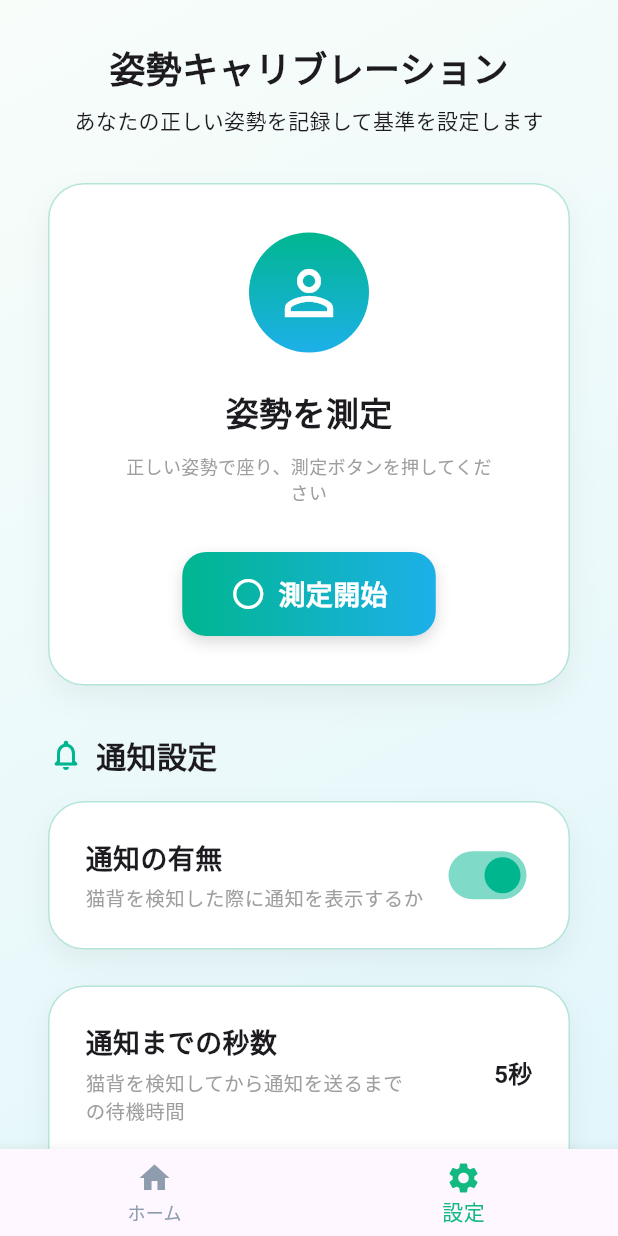
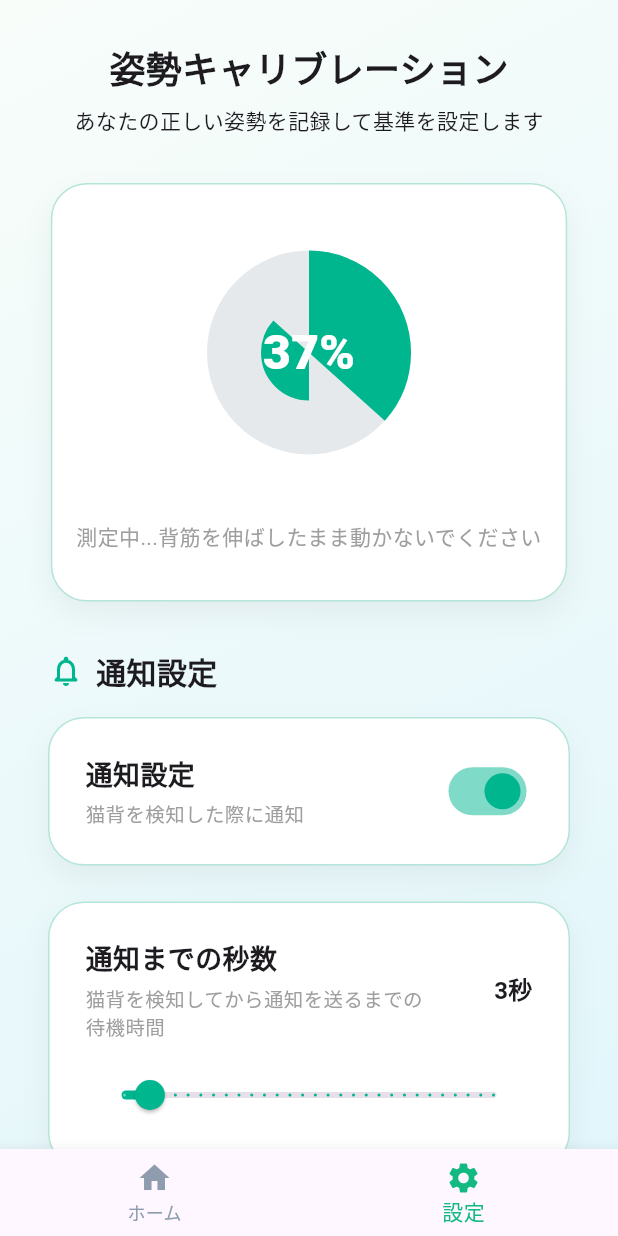
Before and after one commit to HackU-team6/frontend, a Flutter app: the screen it shows after launch, item 2 of the bottom bar chosen, after a tap on "測定開始", on a phone screen of 412 x 824 dp. Run offline on Flutter 3.47's test engine with Material 3 defaults, Android fonts, the phone set to English and light mode, and no system bars; our stand-ins replace flutter_local_notifications, shared_preferences; missing offline and left inert: flutter_airpods.

Commit message:
測定中の画面を実装

```diff
--- a/lib/screen/setting_screen.dart
+++ b/lib/screen/setting_screen.dart
@@ -14,10 +14,39 @@ class SettingScreen extends StatefulWidget {
   State<SettingScreen> createState() => _SettingScreenState();
 }
 
-class _SettingScreenState extends State<SettingScreen> {
-  bool _notificationEnabled = true;
-  double _delaySeconds = 5;
-  double _intervalSeconds = 180;
+class _SettingScreenState extends State<SettingScreen>
+    with SingleTickerProviderStateMixin {
+  bool _enableNotification = true;
+  double _notificationDelay = 3;
+  double _notificationInterval = 60;
+
+  // --- measurement animation (★追加)
+  late final AnimationController _measureController;
+  bool _isMeasuring = false;
+
+  @override
+  void initState() {
+    super.initState();
+    _measureController = AnimationController(
+      vsync: this,
+      duration: const Duration(seconds: 3),
+    )..addStatusListener((status) {
+      if (status == AnimationStatus.completed) {
+        setState(() => _isMeasuring = false);
+      }
+    });
+  }
+
+  @override
+  void dispose() {
+    _measureController.dispose();
+    super.dispose();
+  }
+
+  void _startMeasurement() {
+    setState(() => _isMeasuring = true);
+    _measureController.forward(from: 0);
+  }
 
   @override
   Widget build(BuildContext context) {
@@ -44,21 +73,29 @@ class _SettingScreenState extends State<SettingScreen> {
                 const SizedBox(height: 8),
                 const Text('あなたの正しい姿勢を記録して基準を設定します'),
                 const SizedBox(height: 32),
-                const _CalibrationCard(),
+                // ★ 測定カード / キャリブレーションカードの切り替え
+                _isMeasuring
+                    ? AnimatedBuilder(
+                      animation: _measureController,
+                      builder: (context, _) {
+                        return _MeasuringCard(
+                          progress: _measureController.value,
+                        );
+                      },
+                    )
+                    : _CalibrationCard(onMeasureStart: _startMeasurement),
+
                 const SizedBox(height: 32),
-
                 _NotificationSettingsSection(
-                  notificationEnabled: _notificationEnabled,
-                  delaySeconds: _delaySeconds,
-                  intervalSeconds: _intervalSeconds,
-                  onNotificationEnabledChanged:
-                      (v) => setState(() => _notificationEnabled = v),
-                  onDelaySecondsChanged:
-                      (v) => setState(() => _delaySeconds = v),
-                  onIntervalSecondsChanged:
-                      (v) => setState(() => _intervalSeconds = v),
+                  enableNotification: _enableNotification,
+                  notificationDelay: _notificationDelay,
+                  notificationInterval: _notificationInterval,
+                  onEnableChanged:
+                      (v) => setState(() => _enableNotification = v),
+                  onDelayChanged: (v) => setState(() => _notificationDelay = v),
+                  onIntervalChanged:
+                      (v) => setState(() => _notificationInterval = v),
                 ),
-
                 const SizedBox(height: 32),
                 const Divider(),
                 const SizedBox(height: 10),
@@ -103,25 +140,15 @@ class _SettingScreenState extends State<SettingScreen> {
 }
 
 class _CalibrationCard extends StatelessWidget {
-  const _CalibrationCard();
+  final VoidCallback onMeasureStart; // ★追加
+  const _CalibrationCard({super.key, required this.onMeasureStart});
 
   @override
   Widget build(BuildContext context) {
     return Container(
       margin: const EdgeInsets.symmetric(horizontal: 24),
       padding: const EdgeInsets.symmetric(vertical: 32, horizontal: 16),
-      decoration: BoxDecoration(
-        borderRadius: BorderRadius.circular(24),
-        border: Border.all(color: const Color(0xFFB5E5D8), width: 1),
-        color: Colors.white,
-        boxShadow: [
-          BoxShadow(
-            color: Colors.black12.withOpacity(0.05),
-            blurRadius: 16,
-            offset: const Offset(0, 8),
-          ),
-        ],
-      ),
+      decoration: _cardDecoration,
       child: Column(
         mainAxisSize: MainAxisSize.min,
         children: [
@@ -158,9 +185,7 @@ class _CalibrationCard extends StatelessWidget {
           _GradientButton(
             text: '測定開始',
             icon: Icons.radio_button_unchecked,
-            onPressed: () {
-              // TODO: Implement measurement start logic
-            },
+            onPressed: onMeasureStart, // ★変更
           ),
         ],
       ),
@@ -168,6 +193,58 @@ class _CalibrationCard extends StatelessWidget {
   }
 }
 
+class _MeasuringCard extends StatelessWidget {
+  final double progress; // 0.0 - 1.0
+  const _MeasuringCard({super.key, required this.progress});
+
+  @override
+  Widget build(BuildContext context) {
+    final percent = (progress * 100).clamp(0, 100).round();
+    return Container(
+      margin: const EdgeInsets.symmetric(horizontal: 24),
+      padding: const EdgeInsets.symmetric(vertical: 32, horizontal: 16),
+      decoration: _cardDecoration,
+      child: Column(
+        mainAxisSize: MainAxisSize.min,
+        children: [
+          SizedBox(
+            width: 160,
+            height: 160,
+            child: Stack(
+              alignment: Alignment.center,
+              children: [
+                CircularProgressIndicator(
+                  value: progress,
+                  strokeWidth: 100,
+                  backgroundColor: const Color(0xFFE5E9EC),
+                  valueColor: const AlwaysStoppedAnimation(Color(0xFF00B68F)),
+                ),
+                Text(
+                  '$percent%',
+                  style: const TextStyle(
+                    fontSize: 32,
+                    fontWeight: FontWeight.w900,
+                    color: Colors.white,
+                  ),
+                ),
+              ],
+            ),
+          ),
+          const SizedBox(height: 32),
+          const Text(
+            '測定中...背筋を伸ばしたまま動かないでください',
+            textAlign: TextAlign.center,
+            style: TextStyle(fontSize: 14, color: Colors.grey),
+          ),
+        ],
+      ),
+    );
+  }
+}
+
+// ============================================================
+// 共通部品
+// ============================================================
 class _GradientButton extends StatelessWidget {
   final String text;
   final IconData icon;
@@ -223,23 +300,35 @@ class _GradientButton extends StatelessWidget {
   }
 }
 
+final BoxDecoration _cardDecoration = BoxDecoration(
+  borderRadius: BorderRadius.circular(24),
+  border: Border.all(color: const Color(0xFFB5E5D8), width: 1),
+  color: Colors.white,
+  boxShadow: [
+    BoxShadow(
+      color: Colors.black12.withOpacity(0.05),
+      blurRadius: 16,
+      offset: const Offset(0, 8),
+    ),
+  ],
+);
+
 class _NotificationSettingsSection extends StatelessWidget {
-  final bool notificationEnabled;
-  final double delaySeconds;
-  final double intervalSeconds;
-
-  final ValueChanged<bool> onNotificationEnabledChanged;
-  final ValueChanged<double> onDelaySecondsChanged;
-  final ValueChanged<double> onIntervalSecondsChanged;
+  final bool enableNotification;
+  final double notificationDelay;
+  final double notificationInterval;
+  final ValueChanged<bool> onEnableChanged;
+  final ValueChanged<double> onDelayChanged;
+  final ValueChanged<double> onIntervalChanged;
 
   const _NotificationSettingsSection({
     super.key,
-    required this.notificationEnabled,
-    required this.delaySeconds,
-    required this.intervalSeconds,
-    required this.onNotificationEnabledChanged,
-    required this.onDelaySecondsChanged,
-    required this.onIntervalSecondsChanged,
+    required this.enableNotification,
+    required this.notificationDelay,
+    required this.notificationInterval,
+    required this.onEnableChanged,
+    required this.onDelayChanged,
+    required this.onIntervalChanged,
   });
 
   @override
@@ -250,14 +339,14 @@ class _NotificationSettingsSection extends StatelessWidget {
         Padding(
           padding: const EdgeInsets.symmetric(horizontal: 24.0),
           child: Row(
-            children: const [
+            children: [
               Icon(
                 Icons.notifications_none_rounded,
-                color: Color(0xFF00B68F),
+                color: const Color(0xFF00B68F),
                 size: 24,
               ),
-              SizedBox(width: 8),
-              Text(
+              const SizedBox(width: 8),
+              const Text(
                 '通知設定',
                 style: TextStyle(fontSize: 20, fontWeight: FontWeight.w800),
               ),
@@ -266,34 +355,33 @@ class _NotificationSettingsSection extends StatelessWidget {
         ),
         const SizedBox(height: 16),
         _SwitchOptionCard(
-          title: '通知の有無',
-          subtitle: '猫背を検知した際に通知を表示するか',
-          value: notificationEnabled,
-          onChanged: onNotificationEnabledChanged,
+          title: '通知設定',
+          subtitle: '猫背を検知した際に通知',
+          value: enableNotification,
+          onChanged: onEnableChanged,
         ),
-
-        if (notificationEnabled) ...[
+        if (enableNotification) ...[
           const SizedBox(height: 24),
           _SliderOptionCard(
             title: '通知までの秒数',
-            subtitle: '猫背を検知してから通知を送るまで\nの待機時間',
-            value: delaySeconds,
+            subtitle: '猫背を検知してから通知を送るまでの\n待機時間',
+            value: notificationDelay,
             min: 1,
             max: 30,
             divisions: 29,
             unit: '秒',
-            onChanged: onDelaySecondsChanged,
+            onChanged: onDelayChanged,
           ),
           const SizedBox(height: 24),
           _SliderOptionCard(
             title: '通知間隔',
             subtitle: '通知と次の通知の間に空ける時間',
-            value: intervalSeconds,
-            min: 30,
-            max: 600,
-            divisions: 19,
+            value: notificationInterval,
+            min: 10,
+            max: 300,
+            divisions: 29,
             unit: '秒',
-            onChanged: onIntervalSecondsChanged,
+            onChanged: onIntervalChanged,
           ),
         ],
       ],
```
